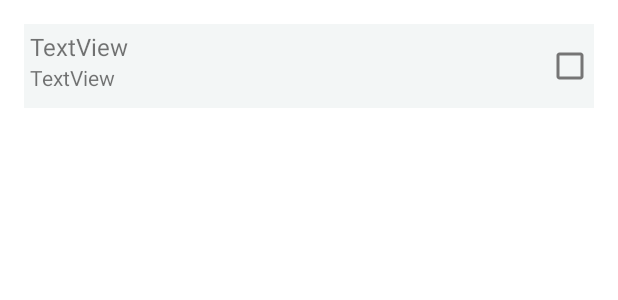
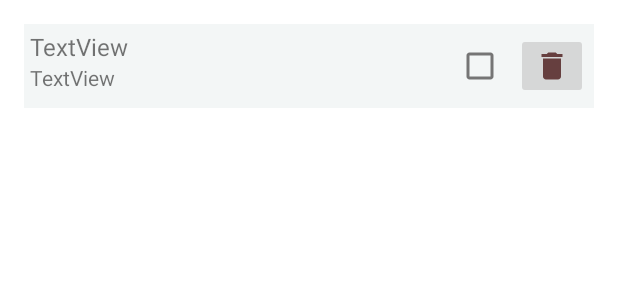
Before and after one commit to pullaiah-dudekula-improve10x/ToDo, an Android app: the layout task_item.xml on its own in the app's theme, with its tools: preview values and no code run, on a phone screen of 412 x 824 dp. Shown: the top 300 px of the screen. Run offline under Robolectric (Android 15) with nearby library versions, the phone set to English and light mode, and no system bars.

Commit message:
implemented delete functionality

```diff
--- a/app/src/main/java/com/improve10x/todo/TaskViewHolder.java
+++ b/app/src/main/java/com/improve10x/todo/TaskViewHolder.java
@@ -1,6 +1,7 @@
 package com.improve10x.todo;
 
 import android.view.View;
+import android.widget.ImageButton;
 import android.widget.TextView;
 
 import androidx.annotation.NonNull;
@@ -9,9 +10,11 @@ import androidx.recyclerview.widget.RecyclerView;
 public class TaskViewHolder extends RecyclerView.ViewHolder {
     TextView textTxt;
     TextView descriptionTxt;
+    ImageButton deleteIb;
     public TaskViewHolder(@NonNull View itemView) {
         super(itemView);
         textTxt = itemView.findViewById(R.id.text_txt);
         descriptionTxt = itemView.findViewById(R.id.description_txt);
+        deleteIb = itemView.findViewById(R.id.delete_ib);
     }
 }
--- a/app/src/main/java/com/improve10x/todo/ToDoServise.java
+++ b/app/src/main/java/com/improve10x/todo/ToDoServise.java
@@ -4,8 +4,10 @@ import java.util.List;
 
 import retrofit2.Call;
 import retrofit2.http.Body;
+import retrofit2.http.DELETE;
 import retrofit2.http.GET;
 import retrofit2.http.POST;
+import retrofit2.http.Path;
 
 public interface ToDoServise {
 
@@ -14,4 +16,7 @@ public interface ToDoServise {
 
     @POST("pullaiahToDo")
     Call<TaskList> createTask(@Body TaskList taskList);
+
+    @DELETE("pullaiahToDo/{id}")
+    Call<Void> onDelete (@Path("id")String id);
 }
--- /dev/null
+++ b/app/src/main/res/drawable/ic_baseline_delete_24.xml
@@ -0,0 +1,5 @@
+<vector android:height="24dp" android:tint="#663F3F"
+    android:viewportHeight="24" android:viewportWidth="24"
+    android:width="24dp" xmlns:android="http://schemas.android.com/apk/res/android">
+    <path android:fillColor="@android:color/white" android:pathData="M6,19c0,1.1 0.9,2 2,2h8c1.1,0 2,-0.9 2,-2V7H6v12zM19,4h-3.5l-1,-1h-5l-1,1H5v2h14V4z"/>
+</vector>
--- a/app/src/main/res/layout/task_item.xml
+++ b/app/src/main/res/layout/task_item.xml
@@ -1,5 +1,6 @@
 <?xml version="1.0" encoding="utf-8"?>
 <LinearLayout xmlns:android="http://schemas.android.com/apk/res/android"
+    xmlns:app="http://schemas.android.com/apk/res-auto"
     android:layout_width="match_parent"
     android:layout_height="wrap_content"
     android:orientation="vertical"
@@ -36,8 +37,14 @@
         <CheckBox
             android:id="@+id/checkBox2"
             android:layout_width="wrap_content"
+            android:layout_height="wrap_content" />
+
+        <ImageButton
+            android:id="@+id/delete_ib"
+            android:layout_width="wrap_content"
             android:layout_height="wrap_content"
-            android:layout_weight="1" />
+            android:layout_gravity="center_vertical"
+            app:srcCompat="@drawable/ic_baseline_delete_24" />
 
     </LinearLayout>
 
```
Also changed, not shown: app/src/main/java/com/improve10x/todo/OnItemActionListener.java (added, +7 -0 lines), app/src/main/java/com/improve10x/todo/TaskAdapter.java (+8 -0 lines), app/src/main/java/com/improve10x/todo/TaskListActivity.java (+30 -0 lines).
